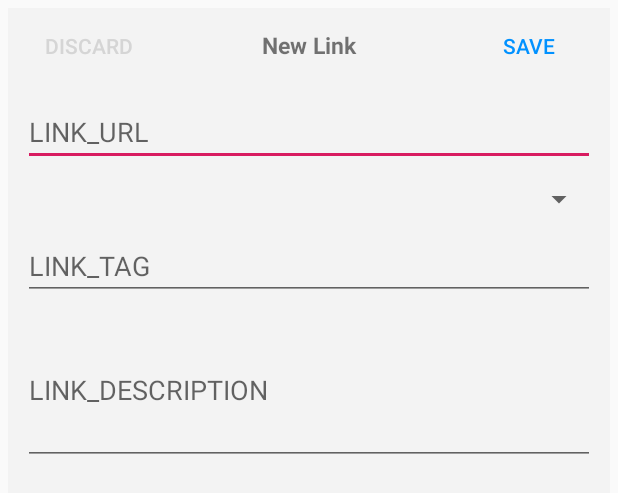
After one commit to link-shuffle/Linking_Android, an Android app: the layout activity_linksave_popup.xml on its own in the app's theme, with its tools: preview values and no code run, on a phone screen of 412 x 824 dp. The commit adds this screen. Shown: the top 493 px of the screen. Run offline under Robolectric (Android 15) with nearby library versions, the phone set to English and light mode, and no system bars.

Commit message:
Link save popup layout_finished

```diff
--- a/app/src/main/AndroidManifest.xml
+++ b/app/src/main/AndroidManifest.xml
@@ -25,6 +25,7 @@
             </intent-filter>
         </activity>
         <activity android:name=".WorkSpace"></activity>
+        <activity android:name=".LinkSave_Popup" android:theme="@android:style/Theme.NoTitleBar"></activity>
     </application>
 
 </manifest>
--- /dev/null
+++ b/app/src/main/res/layout/activity_linksave_popup.xml
@@ -0,0 +1,81 @@
+<?xml version="1.0" encoding="utf-8"?>
+<LinearLayout xmlns:android="http://schemas.android.com/apk/res/android"
+    android:layout_width="match_parent"
+    android:layout_height="match_parent"
+    android:orientation="vertical"
+    android:layout_gravity="center"
+    android:background="#F3F3F3"
+    android:layout_margin="5dp">
+
+    <LinearLayout
+        android:id="@+id/layout1"
+        android:layout_width="match_parent"
+        android:layout_height="50dp"
+        android:gravity="center"
+        android:orientation="horizontal">
+
+        <Button
+            android:id="@+id/btn_discard"
+            android:textColor="#D5D5D5"
+            android:layout_width="wrap_content"
+            android:layout_height="wrap_content"
+            android:background="#00ff0000"
+            android:layout_margin="10dp"
+            android:text="Discard" />
+
+        <TextView
+            android:layout_width="match_parent"
+            android:layout_height="wrap_content"
+            android:layout_margin="1dp"
+            android:layout_weight="1.0"
+            android:gravity="center_horizontal"
+            android:text="New Link"
+            android:textSize="15sp"
+            android:textStyle="bold" />
+
+        <Button
+            android:id="@+id/btn_save"
+            android:textColor="#0091FF"
+            android:layout_width="wrap_content"
+            android:layout_height="wrap_content"
+            android:background="#00ff0000"
+            android:layout_margin="10dp"
+            android:text="Save" />
+    </LinearLayout>
+
+    <LinearLayout
+        android:layout_width="match_parent"
+        android:layout_height="match_parent"
+        android:orientation="vertical"
+        android:layout_margin="10dp">
+
+        <EditText
+            android:hint="LINK_URL"
+            android:id="@+id/edit_url"
+            android:layout_width="match_parent"
+            android:layout_height="wrap_content" />
+
+        <Spinner
+            android:id="@+id/spin_dir"
+            android:layout_marginTop="10dp"
+            android:layout_width="match_parent"
+            android:layout_height="wrap_content" />
+
+        <EditText
+            android:hint="LINK_TAG"
+            android:id="@+id/edit_tag"
+            android:layout_marginTop="10dp"
+            android:layout_width="match_parent"
+            android:layout_height="wrap_content" />
+
+        <EditText
+            android:hint="LINK_DESCRIPTION"
+            android:id="@+id/edit_des"
+            android:layout_marginTop="10dp"
+            android:height="100dp"
+            android:inputType="textMultiLine|textNoSuggestions"
+            android:layout_width="match_parent"
+            android:layout_height="wrap_content" />
+    </LinearLayout>
+
+</LinearLayout>
--- a/app/src/main/res/layout/activity_main.xml
+++ b/app/src/main/res/layout/activity_main.xml
@@ -17,8 +17,9 @@
         android:orientation="horizontal">
 
         <ImageView
-            android:layout_width="60dp"
-            android:layout_height="60dp"
+            android:layout_margin="15dp"
+            android:layout_width="30dp"
+            android:layout_height="30dp"
             android:background="@drawable/logo" />
 
         <TextView
```
Also changed, not shown: app/src/main/java/com/example/d/linking/LinkSave_Popup.java (added, +57 -0 lines), app/src/main/java/com/example/d/linking/WorkSpace.java (+9 -0 lines), app/src/main/res/drawable/logo.png.
